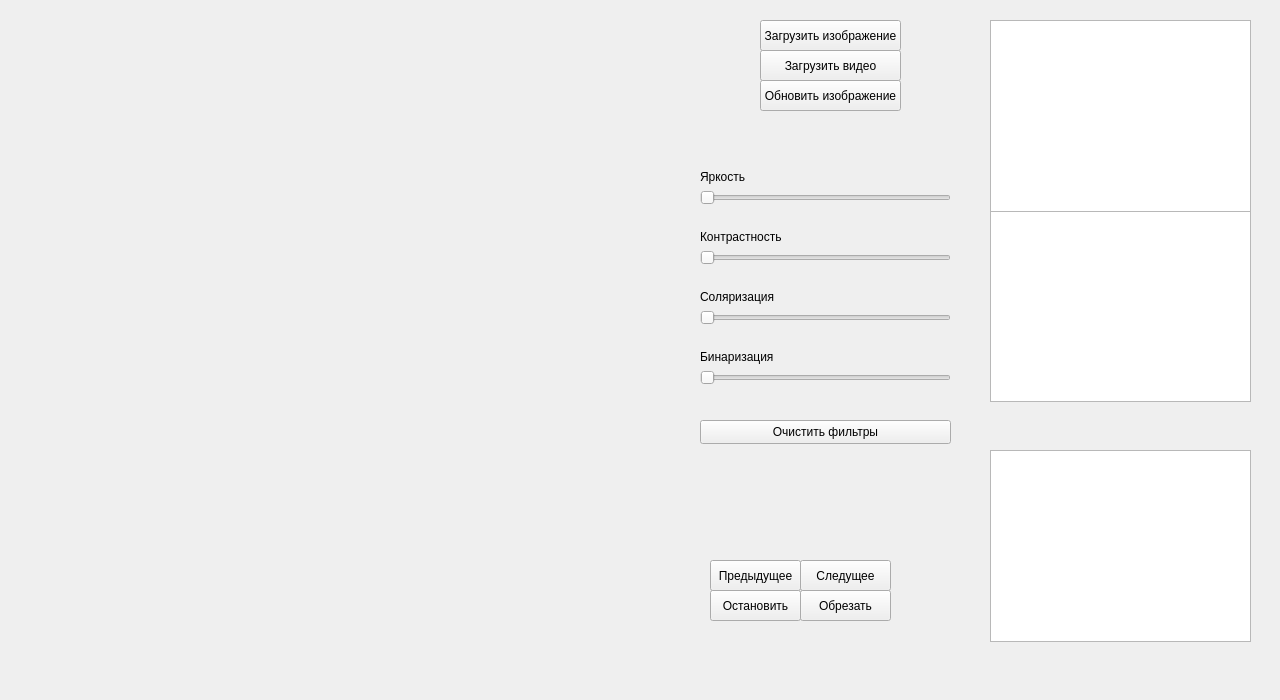
This is ui/app.ui in PowderDev/Desktop-Object-Recognition as Qt 5 draws it before an edit. The edited form follows.
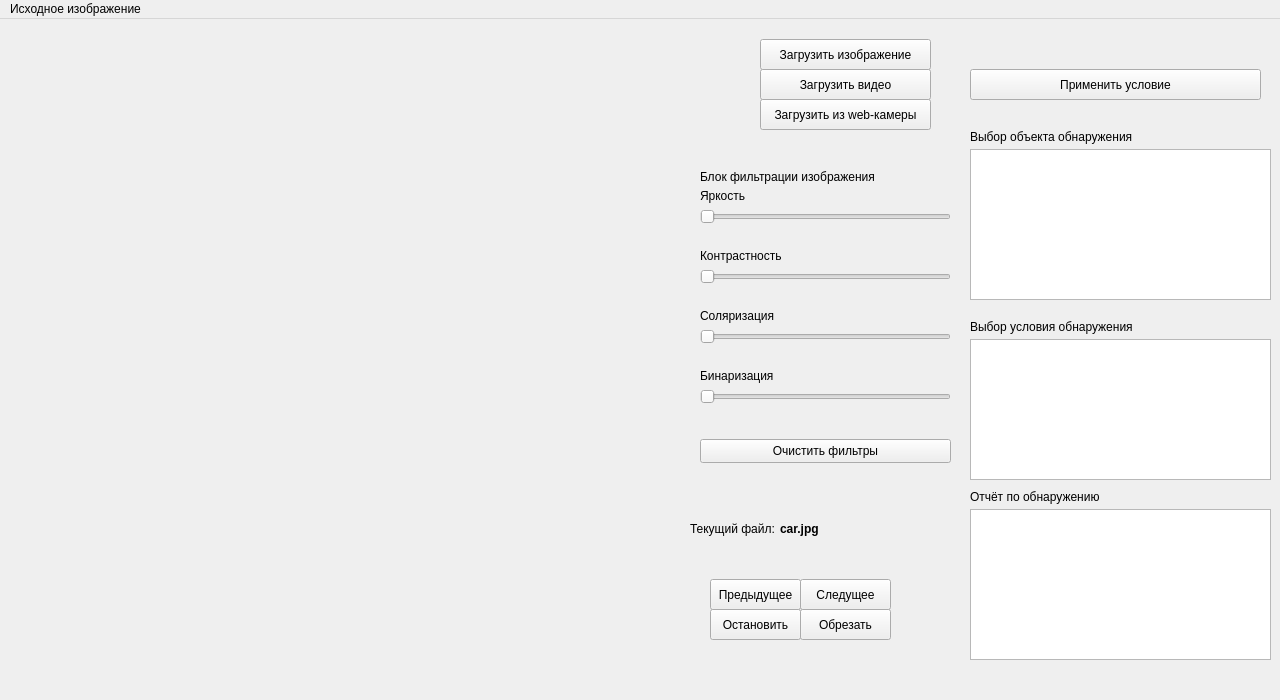
This is the edited form. Icons and pictures are not drawn.

Commit message: feat: webcamera input stream

What changed in the file:
```diff
--- a/ui/app.ui
+++ b/ui/app.ui
@@ -31,7 +31,7 @@
      <rect>
       <x>760</x>
       <y>20</y>
-      <width>141</width>
+      <width>171</width>
       <height>31</height>
      </rect>
     </property>
@@ -209,7 +209,7 @@
      <rect>
       <x>760</x>
       <y>50</y>
-      <width>141</width>
+      <width>171</width>
       <height>31</height>
      </rect>
     </property>
@@ -297,46 +297,146 @@
    <widget class="QTableWidget" name="tableWidget_2">
     <property name="geometry">
      <rect>
-      <x>990</x>
-      <y>210</y>
-      <width>261</width>
-      <height>192</height>
+      <x>970</x>
+      <y>320</y>
+      <width>301</width>
+      <height>141</height>
      </rect>
     </property>
    </widget>
    <widget class="QTableWidget" name="tableWidget">
     <property name="geometry">
      <rect>
-      <x>990</x>
-      <y>20</y>
-      <width>261</width>
-      <height>192</height>
+      <x>970</x>
+      <y>130</y>
+      <width>301</width>
+      <height>151</height>
      </rect>
     </property>
    </widget>
-   <widget class="QPushButton" name="refresh_image">
+   <widget class="QPushButton" name="webcamera">
     <property name="geometry">
      <rect>
       <x>760</x>
       <y>80</y>
-      <width>141</width>
+      <width>171</width>
       <height>31</height>
      </rect>
     </property>
     <property name="text">
-     <string>Обновить изображение</string>
+     <string>Загрузить из web-камеры</string>
     </property>
    </widget>
    <widget class="QTableWidget" name="tableWidget_3">
     <property name="geometry">
      <rect>
-      <x>990</x>
-      <y>450</y>
-      <width>261</width>
-      <height>192</height>
+      <x>970</x>
+      <y>490</y>
+      <width>301</width>
+      <height>151</height>
      </rect>
     </property>
    </widget>
+   <widget class="QPushButton" name="refresh_image">
+    <property name="geometry">
+     <rect>
+      <x>970</x>
+      <y>50</y>
+      <width>291</width>
+      <height>31</height>
+     </rect>
+    </property>
+    <property name="text">
+     <string>Применить условие</string>
+    </property>
+   </widget>
+   <widget class="QLabel" name="label_6">
+    <property name="geometry">
+     <rect>
+      <x>970</x>
+      <y>110</y>
+      <width>221</width>
+      <height>16</height>
+     </rect>
+    </property>
+    <property name="text">
+     <string>Выбор объекта обнаружения</string>
+    </property>
+   </widget>
+   <widget class="QLabel" name="label_7">
+    <property name="geometry">
+     <rect>
+      <x>970</x>
+      <y>300</y>
+      <width>221</width>
+      <height>16</height>
+     </rect>
+    </property>
+    <property name="text">
+     <string>Выбор условия обнаружения</string>
+    </property>
+   </widget>
+   <widget class="QLabel" name="label_8">
+    <property name="geometry">
+     <rect>
+      <x>970</x>
+      <y>470</y>
+      <width>221</width>
+      <height>16</height>
+     </rect>
+    </property>
+    <property name="text">
+     <string>Отчёт по обнаружению</string>
+    </property>
+   </widget>
+   <widget class="QLabel" name="label_9">
+    <property name="geometry">
+     <rect>
+      <x>700</x>
+      <y>150</y>
+      <width>231</width>
+      <height>16</height>
+     </rect>
+    </property>
+    <property name="text">
+     <string>Блок фильтрации изображения</string>
+    </property>
+   </widget>
+   <widget class="QLabel" name="current_file_prefix">
+    <property name="geometry">
+     <rect>
+      <x>690</x>
+      <y>500</y>
+      <width>91</width>
+      <height>20</height>
+     </rect>
+    </property>
+    <property name="text">
+     <string>Текущий файл:</string>
+    </property>
+    <property name="alignment">
+     <set>Qt::AlignLeading|Qt::AlignLeft|Qt::AlignVCenter</set>
+    </property>
+   </widget>
+   <widget class="QLabel" name="current_file">
+    <property name="geometry">
+     <rect>
+      <x>780</x>
+      <y>500</y>
+      <width>191</width>
+      <height>20</height>
+     </rect>
+    </property>
+    <property name="styleSheet">
+     <string notr="true">font-weight: bold;font-size: 9pt;</string>
+    </property>
+    <property name="text">
+     <string>car.jpg</string>
+    </property>
+    <property name="alignment">
+     <set>Qt::AlignLeading|Qt::AlignLeft|Qt::AlignVCenter</set>
+    </property>
+   </widget>
   </widget>
   <widget class="QMenuBar" name="menubar">
    <property name="geometry">
@@ -347,6 +447,12 @@
      <height>22</height>
     </rect>
    </property>
+   <widget class="QMenu" name="menu">
+    <property name="title">
+     <string>Исходное изображение</string>
+    </property>
+   </widget>
+   <addaction name="menu"/>
   </widget>
  </widget>
  <resources/>
```
Left out of the diff: 28 changed lines with no effect on the pictures. The commit also changes 5 other files.
